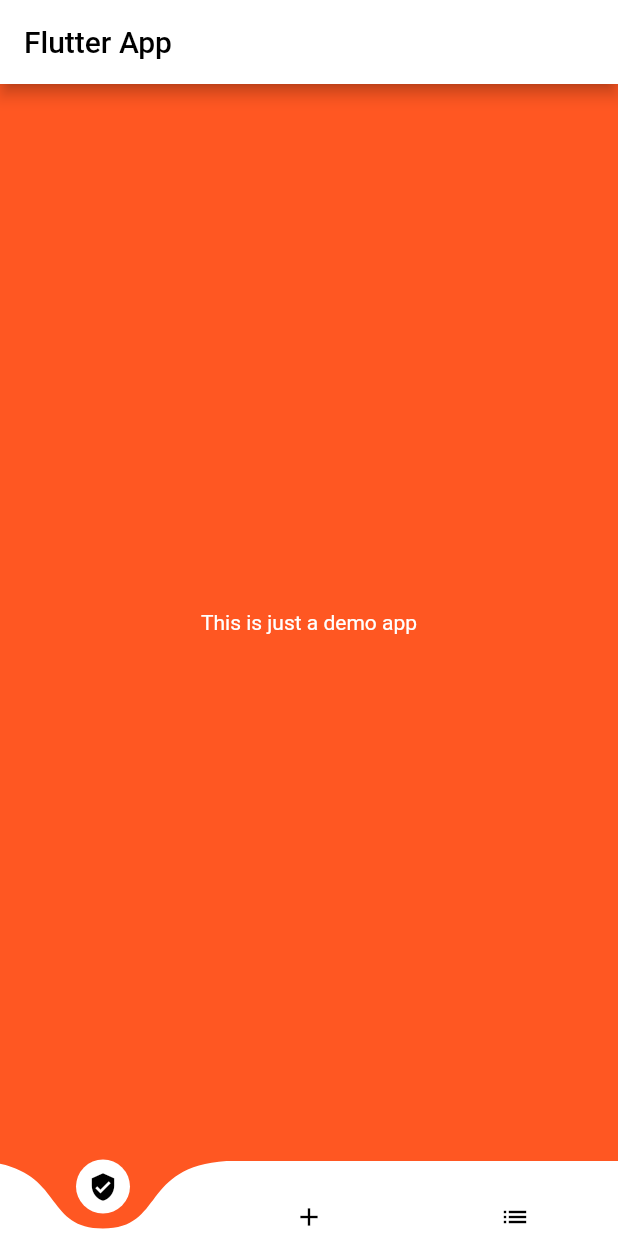
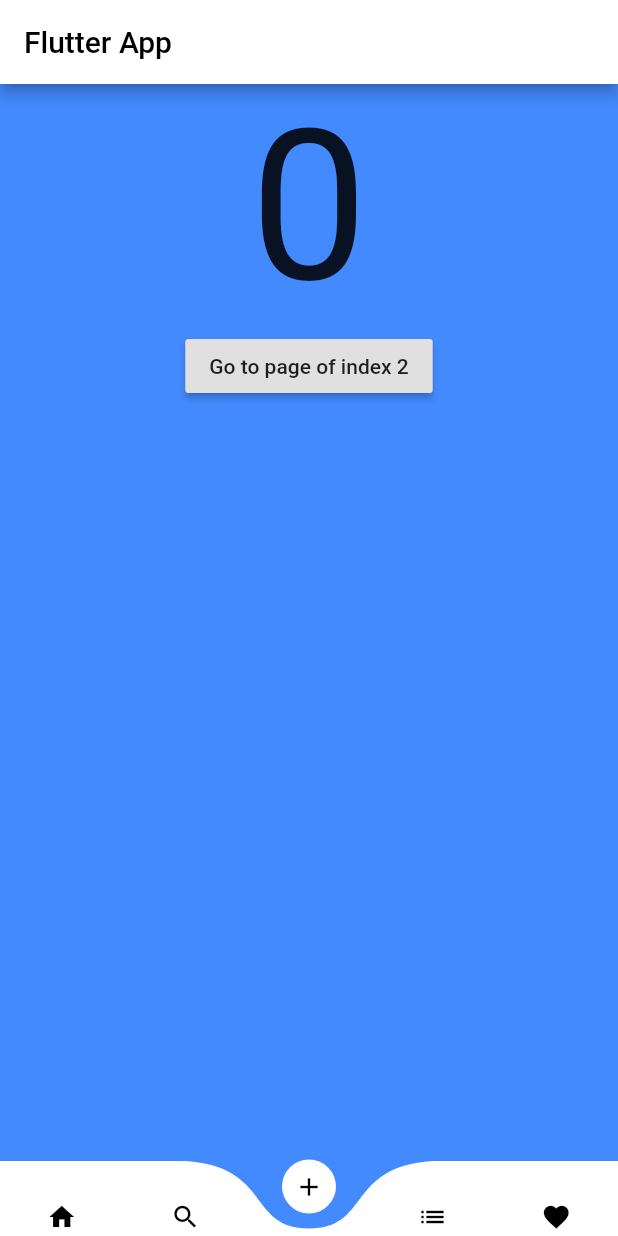
Before and after one commit to ashikmhs/Curved-Navigation-Bar, a Flutter app: the screen it shows after launch, on a phone screen of 412 x 824 dp. Run offline on Flutter 3.47's test engine with Material 2 defaults, Android fonts, the phone set to English and light mode, and no system bars; drawn by our look-alikes of curved_navigation_bar.

Commit message:
1st commit

```diff
--- a/lib/main.dart
+++ b/lib/main.dart
@@ -21,6 +21,10 @@ class HomePage extends StatefulWidget {
 }
 
 class _HomePageState extends State<HomePage> {
+  //State class
+  int _page = 0; //initialize page index
+  GlobalKey _bottomNavigationKey = GlobalKey(); // key for the bottomNavBar
+
   @override
   Widget build(BuildContext context) {
     return Scaffold(
@@ -32,27 +36,44 @@ class _HomePageState extends State<HomePage> {
         ),
       ),
       body: Container(
-        color: Colors.deepOrange,
+          color: Colors.blueAccent,
           height: MediaQuery.of(context).size.height,
           width: MediaQuery.of(context).size.width,
+          child: Center(
             child: Column(
-          mainAxisAlignment: MainAxisAlignment.center,
               children: [
                 Text(
-              'This is just a demo app',
-              style: TextStyle(color: Colors.white),
+                  _page.toString(),
+                  textScaleFactor: 10.0,
                 ),
+                RaisedButton(
+                  child: Text('Go to page of index 2'),
+                  onPressed: () {
+                    //Page change using state does the same as clicking index 1 navigation button
+                    final CurvedNavigationBarState navBarState =
+                        _bottomNavigationKey.currentState;
+                    navBarState.setPage(2);
+                  },
+                )
               ],
             ),
-      ),
+          )),
       bottomNavigationBar: CurvedNavigationBar(
-        color: Colors.white,
-        backgroundColor: Colors.deepOrange,
-        buttonBackgroundColor: Colors.white,
-        height: 50,
+        key: _bottomNavigationKey, // puting the key that we created before
+        color: Colors.white, // this color is the main nav Bar color
+        backgroundColor: Colors
+            .blueAccent, // this color is the color that will blend with body
+        buttonBackgroundColor:
+            Colors.white, // this color is the icons background color
+        height: 50, // nav bar's height
         items: [
           Icon(
-            Icons.verified_user,
+            Icons.home,
+            size: 20,
+            color: Colors.black,
+          ),
+          Icon(
+            Icons.search,
             size: 20,
             color: Colors.black,
           ),
@@ -66,9 +87,20 @@ class _HomePageState extends State<HomePage> {
             size: 20,
             color: Colors.black,
           ),
+          Icon(
+            Icons.favorite,
+            size: 20,
+            color: Colors.black,
+          ),
         ],
+        animationDuration: Duration(milliseconds: 200), //animation duration
+        animationCurve: Curves.ease, //animation style
+        index: 2, //which index will be selected declared here
         onTap: (index) {
-          debugPrint("current index is $index");
+          //Handle button tap
+          setState(() {
+            _page = index;
+          });
         },
       ),
     );
```
Lines whose indentation alone changed are shown as unchanged.
